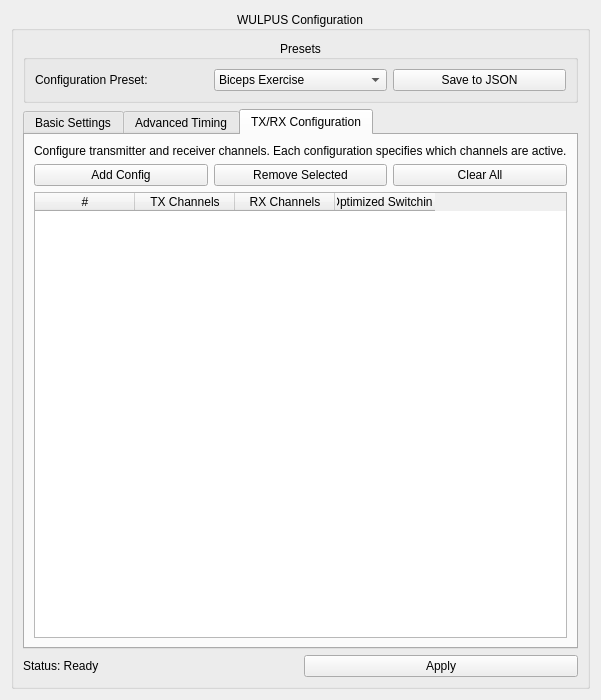
Above: biogui/resources/wulpus_config_widget.ui from pulp-bio/biogui before the change. Below: the same form after it.
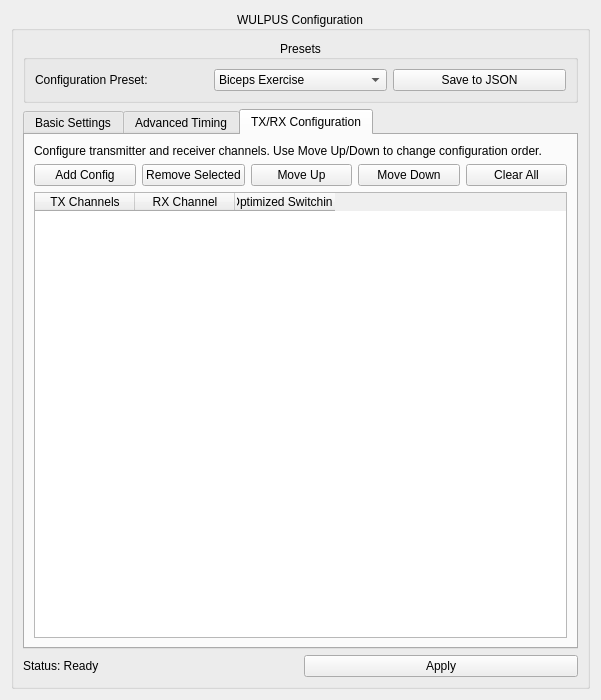
That is the form after the change. The open tabs and pages were chosen to show the change.

Commit message: Fix UI problems and bugs => no drag and drop but move buttons instead

```diff
--- a/biogui/resources/wulpus_config_widget.ui
+++ b/biogui/resources/wulpus_config_widget.ui
@@ -356,7 +356,7 @@
           <item>
            <widget class="QLabel" name="txRxInfoLabel">
             <property name="text">
-             <string>Configure transmitter and receiver channels. Each configuration specifies which channels are active.</string>
+           <string>Configure transmitter and receiver channels. Use Move Up/Down to change configuration order.</string>
             </property>
             <property name="wordWrap">
              <bool>true</bool>
@@ -379,6 +379,20 @@
               </property>
              </widget>
             </item>
+            <item>
+             <widget class="QPushButton" name="moveTxRxUpButton">
+              <property name="text">
+               <string>Move Up</string>
+              </property>
+             </widget>
+            </item>
+            <item>
+             <widget class="QPushButton" name="moveTxRxDownButton">
+              <property name="text">
+               <string>Move Down</string>
+              </property>
+             </widget>
+            </item>
             <item>
              <widget class="QPushButton" name="clearTxRxConfigButton">
               <property name="text">
@@ -399,11 +413,6 @@
             <property name="selectionBehavior">
              <enum>QAbstractItemView::SelectionBehavior::SelectRows</enum>
             </property>
-            <column>
-             <property name="text">
-              <string>#</string>
-             </property>
-            </column>
             <column>
              <property name="text">
               <string>TX Channels</string>
@@ -411,7 +420,7 @@
             </column>
             <column>
              <property name="text">
-              <string>RX Channels</string>
+                            <string>RX Channel</string>
              </property>
             </column>
             <column>
```
The commit also changes 4 other files.
